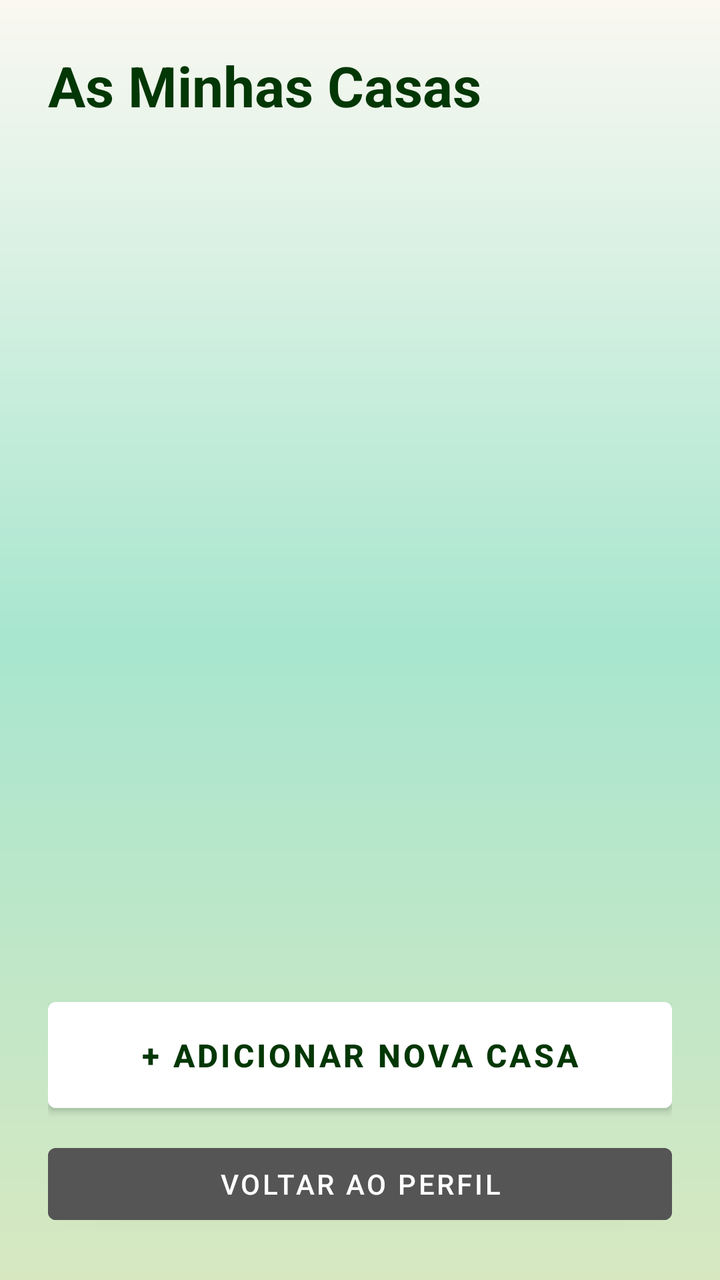
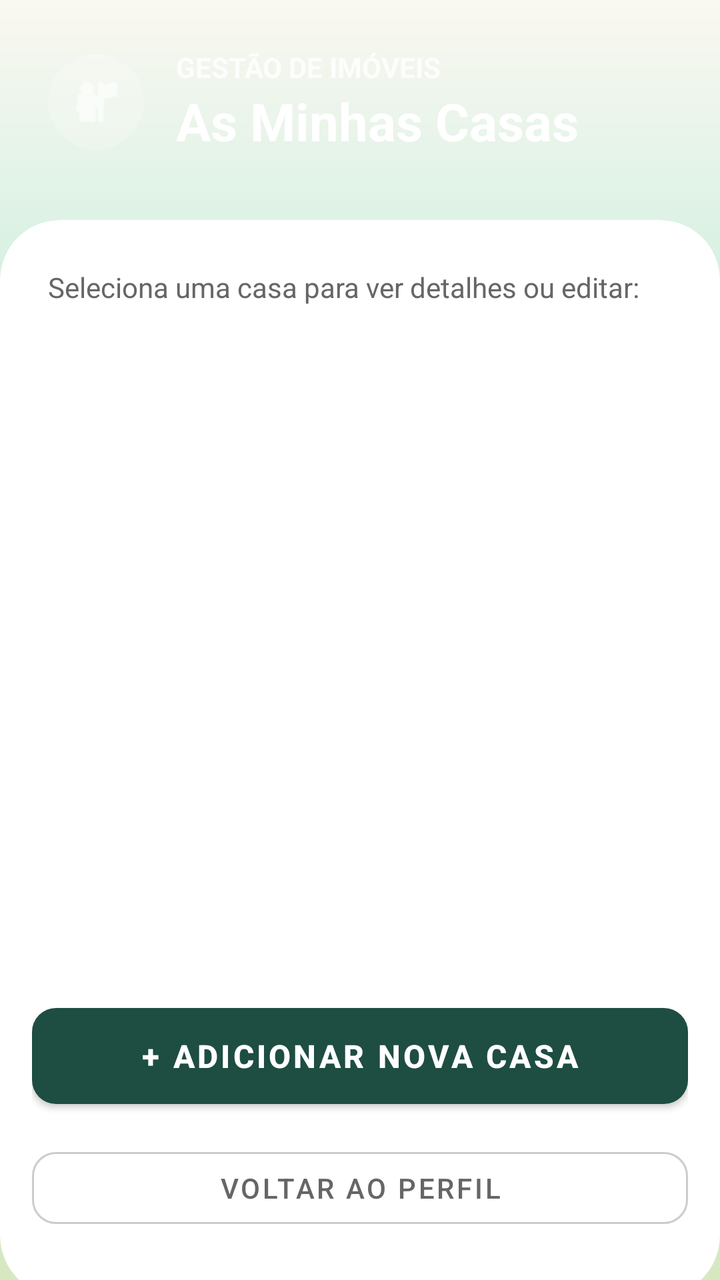

Before-and-after screenshots of an Android layout around one commit, followed by the original layout XML and the change that was made.
<!-- AndroidManifest.xml: application theme Theme.EcoTrack -->
<!-- res/layout/activity_listar_casas.xml -->
<?xml version="1.0" encoding="utf-8"?>
<LinearLayout xmlns:android="http://schemas.android.com/apk/res/android"
    android:layout_width="match_parent"
    android:layout_height="match_parent"
    android:orientation="vertical"
    android:padding="24dp"
    android:background="@drawable/gradient_verde">

    <TextView
        android:text="As Minhas Casas"
        android:textSize="28sp"
        android:textStyle="bold"
        android:textColor="@color/green"
        android:layout_marginBottom="20dp"
        android:layout_width="wrap_content"
        android:layout_height="wrap_content"/>

    <ListView
        android:id="@+id/listCasas"
        android:layout_width="match_parent"
        android:layout_height="0dp"
        android:layout_weight="1"
        android:divider="@android:color/transparent"
        android:dividerHeight="10dp"/>

    <Button
        android:id="@+id/btnAdicionarCasa"
        android:layout_width="match_parent"
        android:layout_height="65dp"
        android:text="+ Adicionar Nova Casa"
        android:backgroundTint="#FFFFFF"
        android:textColor="@color/green"
        android:textStyle="bold"
        android:textSize="16sp"
        android:layout_marginTop="16dp"/>

    <Button
        android:id="@+id/btnVoltar"
        android:layout_width="match_parent"
        android:layout_height="wrap_content"
        android:text="Voltar ao Perfil"
        android:backgroundTint="#555555"
        android:textColor="#FFFFFF"
        android:layout_marginTop="8dp"/>

</LinearLayout>
<!-- resources referenced by this layout -->
<resources>
  <color name="green">#033705</color>
  <!-- drawable gradient_verde (drawable) -->
  <shape xmlns:android="http://schemas.android.com/apk/res/android">
      <gradient
          android:startColor="@color/pastel_lightgreen"
          android:centerColor="@color/mint_start"
          android:endColor="@color/pastel_whitewarm"
          android:angle="90" />
  
      <corners android:radius="0dp" />
  </shape>
  <style name="Theme.EcoTrack" parent="Theme.MaterialComponents.Light.NoActionBar">
          
          <item name="colorPrimary">@color/colorPrimary</item>
          <item name="colorOnPrimary">@color/colorOnPrimary</item>
          <item name="colorSecondary">@color/colorSecondary</item>
          <item name="colorOnSecondary">@color/colorOnSecondary</item>
  
          
          <item name="colorOnBackground">@color/background_beige</item>
          <item name="colorSurface">@color/colorSurface</item>
          <item name="colorOnSurface">@color/colorOnSurface</item>
          <item name="android:windowBackground">@color/background_beige</item>
  
          
          <item name="colorPrimaryContainer">@color/colorPrimaryContainer</item>
          <item name="colorOnPrimaryContainer">@color/colorOnPrimaryContainer</item>
          <item name="colorSecondaryContainer">@color/colorSecondaryContainer</item>
          <item name="colorOnSecondaryContainer">@color/colorOnSecondaryContainer</item>
  
          
          <item name="colorError">@color/colorError</item>
          <item name="colorOnError">@color/colorOnError</item>
          <item name="colorErrorContainer">@color/colorErrorContainer</item>
          <item name="colorOnErrorContainer">@color/colorOnErrorContainer</item>
  
          
          <item name="colorOutline">@color/colorOutline</item>
  
          
          <item name="android:textColorPrimary">@color/text_primary</item>
          <item name="android:textColorSecondary">@color/text_secondary</item>
  
          
          <item name="android:statusBarColor">@color/colorPrimary</item>
          <item name="android:navigationBarColor">@color/background_beige</item>
      </style>
  <color name="pastel_lightgreen">#D7E8C1</color>
  <color name="mint_start">#A8E6CF</color>
  <color name="pastel_whitewarm">#FAF8F1</color>
  <color name="colorPrimary">#2E7D5B</color>
  <color name="colorOnPrimary">#FFFFFF</color>
  <color name="colorSecondary">#52644F</color>
  <color name="colorOnSecondary">#FFFFFF</color>
  <color name="background_beige">#FFFDF8</color>
  <color name="colorSurface">#FAF7F2</color>
  <color name="colorOnSurface">#3B3A37</color>
  <color name="colorPrimaryContainer">#BFE3CF</color>
  <color name="colorOnPrimaryContainer">#1A3B2C</color>
  <color name="colorSecondaryContainer">#D5E8D7</color>
  <color name="colorOnSecondaryContainer">#1F352F</color>
  <color name="colorError">#B3261E</color>
  <color name="colorOnError">#FFFFFF</color>
  <color name="colorErrorContainer">#F9DEDC</color>
  <color name="colorOnErrorContainer">#410E0B</color>
  <color name="colorOutline">#D8D2C8</color>
  <color name="text_primary">#2E2E2E</color>
  <color name="text_secondary">#7A7A7A</color>
</resources>

<!-- the commit's change to res/layout/activity_listar_casas.xml (unified diff, before → after) -->
@@ -1,46 +1,118 @@
 <?xml version="1.0" encoding="utf-8"?>
 <LinearLayout xmlns:android="http://schemas.android.com/apk/res/android"
+    xmlns:app="http://schemas.android.com/apk/res-auto"
     android:layout_width="match_parent"
     android:layout_height="match_parent"
     android:orientation="vertical"
-    android:padding="24dp"
     android:background="@drawable/gradient_verde">
 
-    <TextView
-        android:text="As Minhas Casas"
-        android:textSize="28sp"
-        android:textStyle="bold"
-        android:textColor="@color/green"
-        android:layout_marginBottom="20dp"
-        android:layout_width="wrap_content"
-        android:layout_height="wrap_content"/>
+    <LinearLayout
+        android:layout_width="match_parent"
+        android:layout_height="wrap_content"
+        android:orientation="horizontal"
+        android:padding="24dp"
+        android:gravity="center_vertical">
 
-    <ListView
-        android:id="@+id/listCasas"
+        <ImageView
+            android:layout_width="48dp"
+            android:layout_height="48dp"
+            android:src="@android:drawable/ic_menu_myplaces"
+            app:tint="#FFFFFF"
+            android:background="@drawable/bg_circle_white_alpha"
+            android:padding="10dp"
+            android:layout_marginEnd="16dp"/>
+
+        <LinearLayout
+            android:layout_width="wrap_content"
+            android:layout_height="wrap_content"
+            android:orientation="vertical">
+
+            <TextView
+                android:layout_width="wrap_content"
+                android:layout_height="wrap_content"
+                android:text="Gestão de Imóveis"
+                android:textColor="#CCFFFFFF"
+                android:textSize="14sp"
+                android:textAllCaps="true"
+                android:textStyle="bold"/>
+
+            <TextView
+                android:layout_width="wrap_content"
+                android:layout_height="wrap_content"
+                android:text="As Minhas Casas"
+                android:textColor="#FFFFFF"
+                android:textSize="26sp"
+                android:textStyle="bold"/>
+        </LinearLayout>
+    </LinearLayout>
+
+    <com.google.android.material.card.MaterialCardView
         android:layout_width="match_parent"
         android:layout_height="0dp"
         android:layout_weight="1"
-        android:divider="@android:color/transparent"
-        android:dividerHeight="10dp"/>
-
-    <Button
-        android:id="@+id/btnAdicionarCasa"
+        android:layout_marginTop="8dp"
+        app:cardBackgroundColor="#FFFFFF"
+        app:cardCornerRadius="30dp"
+        app:cardElevation="0dp"
+        android:layout_marginBottom="-20dp"> <LinearLayout
         android:layout_width="match_parent"
-        android:layout_height="65dp"
-        android:text="+ Adicionar Nova Casa"
-        android:backgroundTint="#FFFFFF"
-        android:textColor="@color/green"
-        android:textStyle="bold"
-        android:textSize="16sp"
-        android:layout_marginTop="16dp"/>
-
-    <Button
-        android:id="@+id/btnVoltar"
+        android:layout_height="match_parent"
+        android:orientation="vertical"
+        android:paddingTop="24dp"
+        android:paddingStart="16dp"
+        android:paddingEnd="16dp"
+        android:paddingBottom="30dp"> <TextView
         android:layout_width="match_parent"
         android:layout_height="wrap_content"
-        android:text="Voltar ao Perfil"
-        android:backgroundTint="#555555"
-        android:textColor="#FFFFFF"
-        android:layout_marginTop="8dp"/>
+        android:text="Seleciona uma casa para ver detalhes ou editar:"
+        android:textColor="#666666"
+        android:textSize="14sp"
+        android:paddingStart="8dp"
+        android:layout_marginBottom="12dp"/>
+
+        <ListView
+            android:id="@+id/listCasas"
+            android:layout_width="match_parent"
+            android:layout_height="0dp"
+            android:layout_weight="1"
+            android:divider="@null"
+            android:dividerHeight="16dp"
+            android:padding="8dp"
+            android:clipToPadding="false"
+            android:scrollbarStyle="outsideOverlay"/>
+
+        <LinearLayout
+            android:layout_width="match_parent"
+            android:layout_height="wrap_content"
+            android:orientation="vertical"
+            android:layout_marginTop="16dp">
+
+            <com.google.android.material.button.MaterialButton
+                android:id="@+id/btnAdicionarCasa"
+                android:layout_width="match_parent"
+                android:layout_height="60dp"
+                android:text="+ Adicionar Nova Casa"
+                android:textSize="16sp"
+                android:textStyle="bold"
+                android:textColor="#FFFFFF"
+                app:backgroundTint="#1E4D42"
+                app:cornerRadius="12dp"
+                android:layout_marginBottom="12dp"
+                android:elevation="4dp"/>
+
+            <com.google.android.material.button.MaterialButton
+                android:id="@+id/btnVoltar"
+                android:layout_width="match_parent"
+                android:layout_height="wrap_content"
+                android:text="Voltar ao Perfil"
+                style="@style/Widget.MaterialComponents.Button.OutlinedButton"
+                android:textColor="#666666"
+                app:strokeColor="#CCCCCC"
+                app:strokeWidth="1dp"
+                app:cornerRadius="12dp"/>
+        </LinearLayout>
+
+    </LinearLayout>
+    </com.google.android.material.card.MaterialCardView>
 
 </LinearLayout>
<!-- resource entries referenced after the edit -->
@@ -1,6 +1,10 @@
 <!-- resources referenced by this layout -->
 <resources>
-  <color name="green">#033705</color>
+  <!-- drawable bg_circle_white_alpha (drawable) -->
+  <?xml version="1.0" encoding="utf-8"?>
+  <shape xmlns:android="http://schemas.android.com/apk/res/android" shape="oval">
+      <solid android:color="#33FFFFFF"/>
+  </shape>
   <!-- drawable gradient_verde (drawable) -->
   <shape xmlns:android="http://schemas.android.com/apk/res/android">
       <gradient
